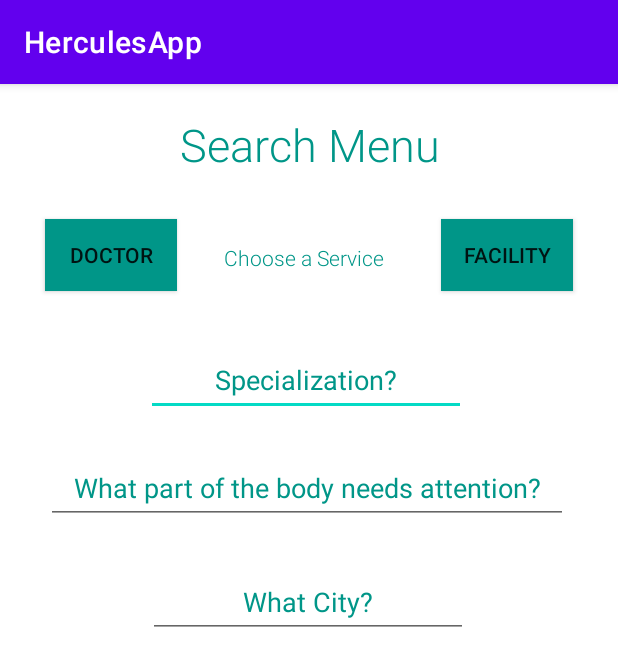
After one commit to SaiBossUltra/HerculesApp, an Android app: the Search screen opened directly, with no data from a screen before it, on a phone screen of 412 x 824 dp. The commit adds this screen. Shown: the top 666 px of the screen. Run offline under Robolectric (Android 15) with nearby library versions, the phone set to English and light mode, and no system bars.

Commit message:
Search screen

```diff
--- a/app/src/main/AndroidManifest.xml
+++ b/app/src/main/AndroidManifest.xml
@@ -3,7 +3,7 @@
     xmlns:tools="http://schemas.android.com/tools"
     package="com.example.herculesapp">
 
-    <uses-permission android:name="android.permission.INTERNET"/>
+    <uses-permission android:name="android.permission.INTERNET" />
 
     <application
         android:allowBackup="true"
@@ -16,6 +16,9 @@
         android:theme="@style/Theme.HerculesApp"
         tools:targetApi="31">
         <activity
+            android:name=".Search"
+            android:exported="false" />
+        <activity
             android:name=".MainActivity"
             android:exported="true">
             <intent-filter>
--- /dev/null
+++ b/app/src/main/java/com/example/herculesapp/Search.kt
@@ -0,0 +1,11 @@
+package com.example.herculesapp
+
+import androidx.appcompat.app.AppCompatActivity
+import android.os.Bundle
+
+class Search : AppCompatActivity() {
+    override fun onCreate(savedInstanceState: Bundle?) {
+        super.onCreate(savedInstanceState)
+        setContentView(R.layout.activity_search)
+    }
+}
--- /dev/null
+++ b/app/src/main/res/layout/activity_search.xml
@@ -0,0 +1,114 @@
+<?xml version="1.0" encoding="utf-8"?>
+<androidx.constraintlayout.widget.ConstraintLayout xmlns:android="http://schemas.android.com/apk/res/android"
+    xmlns:app="http://schemas.android.com/apk/res-auto"
+    xmlns:tools="http://schemas.android.com/tools"
+    android:layout_width="match_parent"
+    android:layout_height="match_parent"
+    tools:context=".Search">
+
+    <TextView
+        android:id="@+id/searchLb"
+        android:layout_width="wrap_content"
+        android:layout_height="wrap_content"
+        android:layout_marginStart="119dp"
+        android:layout_marginTop="20dp"
+        android:layout_marginEnd="119dp"
+        android:fontFamily="sans-serif-light"
+        android:text="Search Menu"
+        android:textAlignment="center"
+        android:textAllCaps="false"
+        android:textColor="#009688"
+        android:textSize="30sp"
+        app:layout_constraintEnd_toEndOf="parent"
+        app:layout_constraintStart_toStartOf="parent"
+        app:layout_constraintTop_toTopOf="parent" />
+
+    <ToggleButton
+        android:id="@+id/toggleButton"
+        android:layout_width="wrap_content"
+        android:layout_height="wrap_content"
+        android:layout_marginStart="30dp"
+        android:layout_marginTop="90dp"
+        android:background="#009688"
+        android:ellipsize="middle"
+        android:text="@string/doctorbutton"
+        android:textOff="Doctor"
+        android:textOn="Doctor"
+        app:layout_constraintStart_toStartOf="parent"
+        app:layout_constraintTop_toTopOf="parent" />
+
+    <ToggleButton
+        android:id="@+id/toggleButton2"
+        android:layout_width="wrap_content"
+        android:layout_height="wrap_content"
+        android:layout_marginTop="90dp"
+        android:layout_marginEnd="30dp"
+        android:background="#009688"
+        android:text="@string/facilitybutton"
+        android:textOff="Facility"
+        android:textOn="Facility"
+        app:layout_constraintEnd_toEndOf="parent"
+        app:layout_constraintTop_toTopOf="parent" />
+
+    <TextView
+        android:id="@+id/textView2"
+        android:layout_width="wrap_content"
+        android:layout_height="wrap_content"
+        android:layout_marginTop="45dp"
+        android:layout_marginEnd="37dp"
+        android:fontFamily="sans-serif-light"
+        android:text="Choose a Service"
+        android:textColor="#009688"
+        app:layout_constraintEnd_toStartOf="@+id/toggleButton2"
+        app:layout_constraintTop_toBottomOf="@+id/searchLb" />
+
+    <EditText
+        android:id="@+id/editTextTextPersonName"
+        android:layout_width="wrap_content"
+        android:layout_height="wrap_content"
+        android:layout_marginTop="35dp"
+        android:layout_marginEnd="101dp"
+        android:ems="10"
+        android:inputType="textPersonName"
+        android:minHeight="48dp"
+        android:text="@string/specialization"
+        android:textAlignment="center"
+        android:textColor="#009688"
+        app:layout_constraintEnd_toEndOf="parent"
+        app:layout_constraintTop_toBottomOf="@+id/toggleButton"
+        android:autofillHints="" />
+
+    <EditText
+        android:id="@+id/editTextTextPersonName2"
+        android:layout_width="348dp"
+        android:layout_height="48dp"
+        android:layout_marginStart="33dp"
+        android:layout_marginTop="24dp"
+        android:layout_marginEnd="33dp"
+        android:ems="10"
+        android:inputType="textPersonName"
+        android:text="@string/what_part_of_the_body_needs_attention"
+        android:textAlignment="center"
+        android:textColor="#009688"
+        app:layout_constraintEnd_toEndOf="parent"
+        app:layout_constraintHorizontal_bias="1.0"
+        app:layout_constraintStart_toStartOf="parent"
+        app:layout_constraintTop_toBottomOf="@+id/editTextTextPersonName"
+        android:autofillHints="" />
+
+    <EditText
+        android:id="@+id/editTextTextPersonName3"
+        android:layout_width="wrap_content"
+        android:layout_height="wrap_content"
+        android:layout_marginTop="28dp"
+        android:layout_marginEnd="100dp"
+        android:ems="10"
+        android:inputType="textPersonName"
+        android:minHeight="48dp"
+        android:text="What City?"
+        android:textAlignment="center"
+        android:textColor="#009688"
+        app:layout_constraintEnd_toEndOf="parent"
+        app:layout_constraintTop_toBottomOf="@+id/editTextTextPersonName2" />
+
+</androidx.constraintlayout.widget.ConstraintLayout>
--- a/app/src/main/res/values/strings.xml
+++ b/app/src/main/res/values/strings.xml
@@ -1,3 +1,7 @@
 <resources>
     <string name="app_name">HerculesApp</string>
+    <string name="what_part_of_the_body_needs_attention">What part of the body needs attention?</string>
+    <string name="specialization">Specialization?</string>
+    <string name="facilitybutton">facilityButton</string>
+    <string name="doctorbutton">doctorButton</string>
 </resources>
```
